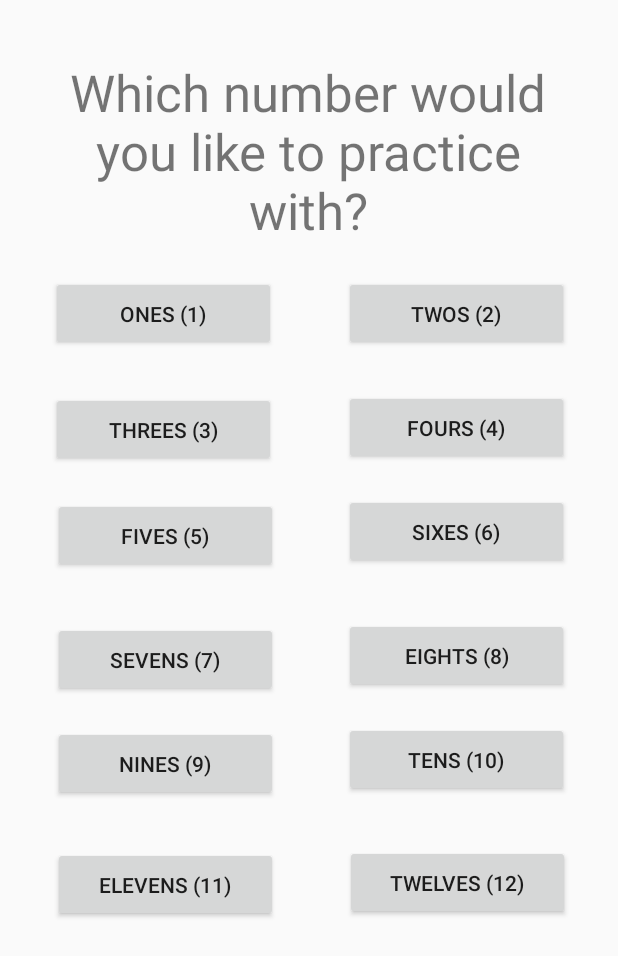
After one commit to jthieme/FlashCardApp, an Android app: the layout activity_number.xml on its own in the app's theme, with its tools: preview values and no code run, on a phone screen of 412 x 824 dp. The commit adds this screen. Shown: the top 956 px of the screen. Run offline under Robolectric (Android 15) with nearby library versions, the phone set to English and light mode, and no system bars.

Commit message:
Created working number activity and tested it.

```diff
--- a/app/src/main/java/com/example/flashcardapp/MainActivity.kt
+++ b/app/src/main/java/com/example/flashcardapp/MainActivity.kt
@@ -2,10 +2,15 @@ package com.example.flashcardapp
 
 import androidx.appcompat.app.AppCompatActivity
 import android.os.Bundle
+import android.widget.Button
 
 class MainActivity : AppCompatActivity() {
     override fun onCreate(savedInstanceState: Bundle?) {
         super.onCreate(savedInstanceState)
         setContentView(R.layout.activity_main)
+
+        //This is for testing purposes to make sure the activity view looks good. Delete for optimized view changing.
+        val playButton = findViewById<Button>(R.id.play_button)
+        playButton.setOnClickListener { setContentView(R.layout.activity_number) }
     }
 }
--- /dev/null
+++ b/app/src/main/res/layout/activity_number.xml
@@ -0,0 +1,168 @@
+<?xml version="1.0" encoding="utf-8"?>
+<androidx.constraintlayout.widget.ConstraintLayout xmlns:android="http://schemas.android.com/apk/res/android"
+    xmlns:app="http://schemas.android.com/apk/res-auto"
+    xmlns:tools="http://schemas.android.com/tools"
+    android:layout_width="match_parent"
+    android:layout_height="match_parent">
+
+    <TextView
+        android:id="@+id/textView3"
+        android:layout_width="348dp"
+        android:layout_height="129dp"
+        android:text="@string/choose_number_text"
+        android:textAlignment="center"
+        android:textSize="34sp"
+        app:layout_constraintBottom_toBottomOf="parent"
+        app:layout_constraintEnd_toEndOf="parent"
+        app:layout_constraintHorizontal_bias="0.492"
+        app:layout_constraintStart_toStartOf="parent"
+        app:layout_constraintTop_toTopOf="parent"
+        app:layout_constraintVertical_bias="0.056" />
+
+    <Button
+        android:id="@+id/ones_button"
+        android:layout_width="150dp"
+        android:layout_height="50dp"
+        android:layout_marginTop="16dp"
+        android:text="@string/ones_button"
+        app:layout_constraintBottom_toBottomOf="parent"
+        app:layout_constraintEnd_toEndOf="parent"
+        app:layout_constraintHorizontal_bias="0.13"
+        app:layout_constraintStart_toStartOf="parent"
+        app:layout_constraintTop_toBottomOf="@+id/textView3"
+        app:layout_constraintVertical_bias="0.0" />
+
+    <Button
+        android:id="@+id/twos_button"
+        android:layout_width="150dp"
+        android:layout_height="50dp"
+        android:layout_marginTop="16dp"
+        android:text="@string/twos_button"
+        app:layout_constraintBottom_toBottomOf="parent"
+        app:layout_constraintEnd_toEndOf="parent"
+        app:layout_constraintHorizontal_bias="0.584"
+        app:layout_constraintStart_toEndOf="@+id/ones_button"
+        app:layout_constraintTop_toBottomOf="@+id/textView3"
+        app:layout_constraintVertical_bias="0.0" />
+
+    <Button
+        android:id="@+id/threes_button"
+        android:layout_width="150dp"
+        android:layout_height="50dp"
+        android:text="@string/threes_button"
+        app:layout_constraintBottom_toBottomOf="parent"
+        app:layout_constraintEnd_toEndOf="parent"
+        app:layout_constraintHorizontal_bias="0.13"
+        app:layout_constraintStart_toStartOf="parent"
+        app:layout_constraintTop_toBottomOf="@+id/ones_button"
+        app:layout_constraintVertical_bias="0.05" />
+
+    <Button
+        android:id="@+id/fours_button"
+        android:layout_width="150dp"
+        android:layout_height="50dp"
+        android:text="@string/fours_button"
+        app:layout_constraintBottom_toBottomOf="parent"
+        app:layout_constraintEnd_toEndOf="parent"
+        app:layout_constraintHorizontal_bias="0.584"
+        app:layout_constraintStart_toEndOf="@+id/threes_button"
+        app:layout_constraintTop_toBottomOf="@+id/twos_button"
+        app:layout_constraintVertical_bias="0.048" />
+
+    <Button
+        android:id="@+id/fives_button"
+        android:layout_width="150dp"
+        android:layout_height="50dp"
+        android:text="@string/fives_button"
+        app:layout_constraintBottom_toBottomOf="parent"
+        app:layout_constraintEnd_toEndOf="parent"
+        app:layout_constraintHorizontal_bias="0.134"
+        app:layout_constraintStart_toStartOf="parent"
+        app:layout_constraintTop_toBottomOf="@+id/threes_button"
+        app:layout_constraintVertical_bias="0.044" />
+
+    <Button
+        android:id="@+id/sixes_button"
+        android:layout_width="150dp"
+        android:layout_height="50dp"
+        android:layout_marginTop="4dp"
+        android:text="@string/sixes_button"
+        app:layout_constraintBottom_toBottomOf="parent"
+        app:layout_constraintEnd_toEndOf="parent"
+        app:layout_constraintHorizontal_bias="0.578"
+        app:layout_constraintStart_toEndOf="@+id/fives_button"
+        app:layout_constraintTop_toBottomOf="@+id/fours_button"
+        app:layout_constraintVertical_bias="0.034" />
+
+    <Button
+        android:id="@+id/sevens_button"
+        android:layout_width="150dp"
+        android:layout_height="50dp"
+        android:text="@string/sevens_button"
+        app:layout_constraintBottom_toBottomOf="parent"
+        app:layout_constraintEnd_toEndOf="parent"
+        app:layout_constraintHorizontal_bias="0.134"
+        app:layout_constraintStart_toStartOf="parent"
+        app:layout_constraintTop_toBottomOf="@+id/fives_button"
+        app:layout_constraintVertical_bias="0.083" />
+
+    <Button
+        android:id="@+id/eights_button"
+        android:layout_width="150dp"
+        android:layout_height="50dp"
+        android:text="@string/eights_button"
+        app:layout_constraintBottom_toBottomOf="parent"
+        app:layout_constraintEnd_toEndOf="parent"
+        app:layout_constraintHorizontal_bias="0.578"
+        app:layout_constraintStart_toEndOf="@+id/sevens_button"
+        app:layout_constraintTop_toBottomOf="@+id/sixes_button"
+        app:layout_constraintVertical_bias="0.083" />
+
+    <Button
+        android:id="@+id/nines_button"
+        android:layout_width="150dp"
+        android:layout_height="50dp"
+        android:text="@string/nines_button"
+        app:layout_constraintBottom_toBottomOf="parent"
+        app:layout_constraintEnd_toEndOf="parent"
+        app:layout_constraintHorizontal_bias="0.134"
+        app:layout_constraintStart_toStartOf="parent"
+        app:layout_constraintTop_toBottomOf="@+id/sevens_button"
+        app:layout_constraintVertical_bias="0.063" />
+
+    <Button
+        android:id="@+id/tens_button"
+        android:layout_width="150dp"
+        android:layout_height="50dp"
+        android:text="@string/tens_button"
+        app:layout_constraintBottom_toBottomOf="parent"
+        app:layout_constraintEnd_toEndOf="parent"
+        app:layout_constraintHorizontal_bias="0.578"
+        app:layout_constraintStart_toEndOf="@+id/nines_button"
+        app:layout_constraintTop_toBottomOf="@+id/eights_button"
+        app:layout_constraintVertical_bias="0.063" />
+
+    <Button
+        android:id="@+id/elevens_button"
+        android:layout_width="150dp"
+        android:layout_height="50dp"
+        android:text="@string/elevens_button"
+        app:layout_constraintBottom_toBottomOf="parent"
+        app:layout_constraintEnd_toEndOf="parent"
+        app:layout_constraintHorizontal_bias="0.134"
+        app:layout_constraintStart_toStartOf="parent"
+        app:layout_constraintTop_toBottomOf="@+id/nines_button"
+        app:layout_constraintVertical_bias="0.127" />
+
+    <Button
+        android:id="@+id/twelves_button"
+        android:layout_width="150dp"
+        android:layout_height="50dp"
+        android:text="@string/twelves_button"
+        app:layout_constraintBottom_toBottomOf="parent"
+        app:layout_constraintEnd_toEndOf="parent"
+        app:layout_constraintHorizontal_bias="0.877"
+        app:layout_constraintStart_toStartOf="parent"
+        app:layout_constraintTop_toBottomOf="@+id/tens_button"
+        app:layout_constraintVertical_bias="0.132" />
+</androidx.constraintlayout.widget.ConstraintLayout>
--- a/app/src/main/res/values/strings.xml
+++ b/app/src/main/res/values/strings.xml
@@ -5,4 +5,17 @@
     <string name="play_button">Play</string>
     <string name="settings_button">Settings</string>
     <string name="icon_description">app icon</string>
+    <string name="choose_number_text">Which number would you like to practice with?</string>
+    <string name="ones_button">Ones (1)</string>
+    <string name="twos_button">Twos (2)</string>
+    <string name="threes_button">Threes (3)</string>
+    <string name="fours_button">Fours (4)</string>
+    <string name="fives_button">Fives (5)</string>
+    <string name="sixes_button">Sixes (6)</string>
+    <string name="sevens_button">Sevens (7)</string>
+    <string name="eights_button">Eights (8)</string>
+    <string name="nines_button">Nines (9)</string>
+    <string name="tens_button">Tens (10)</string>
+    <string name="elevens_button">Elevens (11)</string>
+    <string name="twelves_button">Twelves (12)</string>
 </resources>
```
